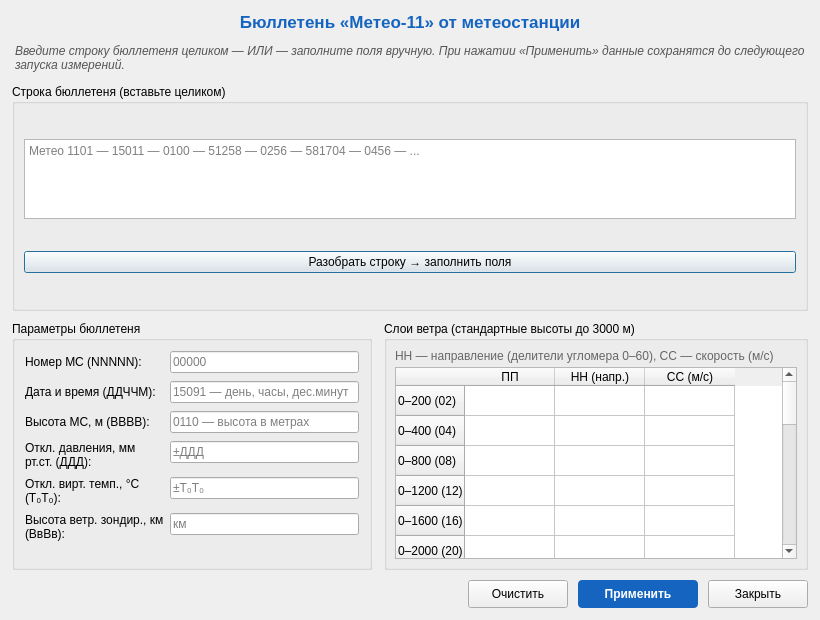
Pobryakushka/MMK, file Meteo11.ui: the form before one commit.
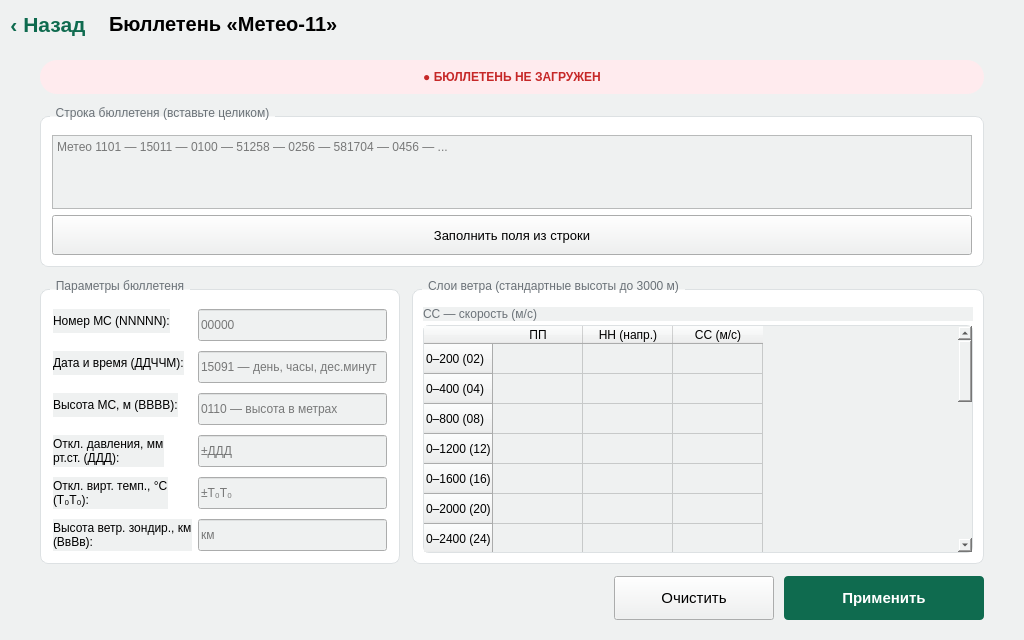
The form after the commit.

```diff
--- a/Meteo11.ui
+++ b/Meteo11.ui
@@ -1,68 +1,128 @@
 <?xml version="1.0" encoding="UTF-8"?>
 <ui version="4.0">
  <class>Meteo11</class>
- <widget class="QDialog" name="Meteo11">
+ <widget class="QWidget" name="Meteo11">
   <property name="geometry">
    <rect>
     <x>0</x>
     <y>0</y>
-    <width>820</width>
-    <height>620</height>
+    <width>1024</width>
+    <height>640</height>
    </rect>
   </property>
-  <property name="minimumSize">
-   <size>
-    <width>820</width>
-    <height>620</height>
-   </size>
+  <property name="sizePolicy">
+   <sizepolicy hsizetype="Expanding" vsizetype="Expanding">
+    <horstretch>0</horstretch>
+    <verstretch>0</verstretch>
+   </sizepolicy>
   </property>
   <property name="windowTitle">
    <string>Метео-11 — ввод бюллетеня от метеостанции</string>
   </property>
-  <layout class="QVBoxLayout" name="mainVLayout">
+  <property name="styleSheet">
+   <string notr="true">background-color: #EFF1F1;</string>
+  </property>
+  <layout class="QVBoxLayout" name="met11MainVLayout">
    <property name="spacing">
-    <number>10</number>
+    <number>0</number>
    </property>
    <property name="leftMargin">
-    <number>12</number>
+    <number>0</number>
    </property>
    <property name="topMargin">
-    <number>12</number>
+    <number>0</number>
    </property>
    <property name="rightMargin">
-    <number>12</number>
+    <number>0</number>
    </property>
    <property name="bottomMargin">
-    <number>12</number>
+    <number>0</number>
    </property>
+   <item>
+    <layout class="QHBoxLayout" name="met11HeaderLayout">
+     <item>
+      <widget class="QPushButton" name="btnMet11Back">
+       <property name="minimumSize">
+        <size>
+         <width>96</width>
+         <height>48</height>
+        </size>
+       </property>
+       <property name="styleSheet">
+        <string notr="true">QPushButton { font-size: 16pt; font-weight: bold; border: none; background: transparent; color: #0F6B4F; }
+QPushButton:pressed { color: #0B5A42; }</string>
+       </property>
+       <property name="text">
+        <string>‹ Назад</string>
+       </property>
+      </widget>
+     </item>
    <item>
     <widget class="QLabel" name="lblMeteo11Title">
      <property name="styleSheet">
-      <string notr="true">font-size: 13pt; font-weight: bold; color: #1565C0;</string>
+        <string notr="true">font-size: 15pt; font-weight: bold; padding-left: 8px; background: transparent;</string>
      </property>
      <property name="text">
-      <string>Бюллетень «Метео-11» от метеостанции</string>
+        <string>Бюллетень «Метео-11»</string>
+       </property>
+      </widget>
+     </item>
+     <item>
+      <spacer name="met11HeaderSpacer">
+       <property name="orientation">
+        <enum>Qt::Horizontal</enum>
+       </property>
+       <property name="sizeHint" stdset="0">
+        <size>
+         <width>40</width>
+         <height>20</height>
+        </size>
+       </property>
+      </spacer>
+     </item>
+    </layout>
+   </item>
+   <item>
+    <layout class="QVBoxLayout" name="met11ContentLayout">
+     <property name="spacing">
+      <number>12</number>
+     </property>
+     <property name="leftMargin">
+      <number>40</number>
+     </property>
+     <property name="topMargin">
+      <number>12</number>
+     </property>
+     <property name="rightMargin">
+      <number>40</number>
+     </property>
+     <property name="bottomMargin">
+      <number>20</number>
+     </property>
+     <item>
+      <widget class="QLabel" name="lblMet11StatusPill">
+       <property name="minimumSize">
+        <size>
+         <width>0</width>
+         <height>34</height>
+        </size>
+       </property>
+       <property name="styleSheet">
+        <string notr="true">padding: 6px 18px; border-radius: 17px; font-weight: bold; background-color: #FFEBEE; color: #C62828;</string>
+       </property>
+       <property name="text">
+        <string>● БЮЛЛЕТЕНЬ НЕ ЗАГРУЖЕН</string>
      </property>
      <property name="alignment">
       <set>Qt::AlignCenter</set>
      </property>
     </widget>
    </item>
-   <item>
-    <widget class="QLabel" name="lblHint">
-     <property name="styleSheet">
-      <string notr="true">color: #555; font-style: italic; padding: 2px 0;</string>
-     </property>
-     <property name="text">
-      <string>Введите строку бюллетеня целиком — ИЛИ — заполните поля вручную. При нажатии «Применить» данные сохранятся до следующего запуска измерений.</string>
-     </property>
-     <property name="wordWrap">
-      <bool>true</bool>
-     </property>
-    </widget>
-   </item>
    <item>
     <widget class="QGroupBox" name="grpRawString">
+       <property name="styleSheet">
+        <string notr="true">QGroupBox { border: 1px solid #DDE1E3; border-radius: 8px; margin-top: 10px; background-color: #FFFFFF; } QGroupBox::title { subcontrol-origin: margin; left: 10px; padding: 0 4px; color: #6B7278; }</string>
+       </property>
      <property name="title">
       <string>Строка бюллетеня (вставьте целиком)</string>
      </property>
@@ -91,11 +151,20 @@
       </item>
       <item>
        <widget class="QPushButton" name="btnMet11Parse">
+          <property name="minimumSize">
+           <size>
+            <width>0</width>
+            <height>40</height>
+           </size>
+          </property>
+          <property name="styleSheet">
+           <string notr="true">font-size: 10pt;</string>
+          </property>
         <property name="toolTip">
          <string>Разобрать введённую строку и автоматически заполнить поля ниже</string>
         </property>
         <property name="text">
-         <string>Разобрать строку → заполнить поля</string>
+           <string>Заполнить поля из строки</string>
         </property>
        </widget>
       </item>
@@ -121,12 +190,15 @@
          <height>16777215</height>
         </size>
        </property>
+         <property name="styleSheet">
+          <string notr="true">QGroupBox { border: 1px solid #DDE1E3; border-radius: 8px; margin-top: 10px; background-color: #FFFFFF; } QGroupBox::title { subcontrol-origin: margin; left: 10px; padding: 0 4px; color: #6B7278; }</string>
+         </property>
        <property name="title">
         <string>Параметры бюллетеня</string>
        </property>
        <layout class="QFormLayout" name="formHeader">
         <property name="verticalSpacing">
-         <number>8</number>
+           <number>10</number>
         </property>
         <property name="leftMargin">
          <number>10</number>
@@ -149,6 +221,12 @@
         </item>
         <item row="0" column="1">
          <widget class="QLineEdit" name="lineEdit_Met11StationNum">
+            <property name="minimumSize">
+             <size>
+              <width>0</width>
+              <height>32</height>
+             </size>
+            </property>
           <property name="maxLength">
            <number>5</number>
           </property>
@@ -169,6 +247,12 @@
         </item>
         <item row="1" column="1">
          <widget class="QLineEdit" name="lineEdit_Met11DateTime">
+            <property name="minimumSize">
+             <size>
+              <width>0</width>
+              <height>32</height>
+             </size>
+            </property>
           <property name="maxLength">
            <number>5</number>
           </property>
@@ -186,6 +270,12 @@
         </item>
         <item row="2" column="1">
          <widget class="QLineEdit" name="lineEdit_Met11StationHeight">
+            <property name="minimumSize">
+             <size>
+              <width>0</width>
+              <height>32</height>
+             </size>
+            </property>
           <property name="placeholderText">
            <string>0110 — высота в метрах</string>
           </property>
@@ -203,6 +293,12 @@
         </item>
         <item row="3" column="1">
          <widget class="QLineEdit" name="lineEdit_Met11GroundPresDev">
+            <property name="minimumSize">
+             <size>
+              <width>0</width>
+              <height>32</height>
+             </size>
+            </property>
           <property name="placeholderText">
            <string>±ДДД</string>
           </property>
@@ -220,6 +316,12 @@
         </item>
         <item row="4" column="1">
          <widget class="QLineEdit" name="lineEdit_Met11GroundVertTempDev">
+            <property name="minimumSize">
+             <size>
+              <width>0</width>
+              <height>32</height>
+             </size>
+            </property>
           <property name="placeholderText">
            <string>±T₀T₀</string>
           </property>
@@ -237,6 +339,12 @@
         </item>
         <item row="5" column="1">
          <widget class="QLineEdit" name="lineEdit_Met11AchievedSensHeight">
+            <property name="minimumSize">
+             <size>
+              <width>0</width>
+              <height>32</height>
+             </size>
+            </property>
           <property name="placeholderText">
            <string>км</string>
           </property>
@@ -247,6 +355,9 @@
      </item>
      <item>
       <widget class="QGroupBox" name="grpLayers">
+         <property name="styleSheet">
+          <string notr="true">QGroupBox { border: 1px solid #DDE1E3; border-radius: 8px; margin-top: 10px; background-color: #FFFFFF; } QGroupBox::title { subcontrol-origin: margin; left: 10px; padding: 0 4px; color: #6B7278; }</string>
+         </property>
        <property name="title">
         <string>Слои ветра (стандартные высоты до 3000 м)</string>
        </property>
@@ -269,10 +380,10 @@
         <item>
          <widget class="QLabel" name="lblTableHint">
           <property name="styleSheet">
-           <string notr="true">color: #666; font-size: 9pt;</string>
+             <string notr="true">color: #6B7278; font-size: 9pt;</string>
           </property>
           <property name="text">
-           <string>НН — направление (делители угломера 0–60), СС — скорость (м/с)</string>
+             <string>СС — скорость (м/с)</string>
           </property>
           <property name="wordWrap">
            <bool>true</bool>
@@ -281,6 +392,9 @@
         </item>
         <item>
          <widget class="QTableWidget" name="tableWidget_meteo11">
+            <property name="styleSheet">
+             <string notr="true">QTableWidget { border: 1px solid #DDE1E3; border-radius: 6px; }</string>
+            </property>
           <attribute name="horizontalHeaderDefaultSectionSize">
            <number>90</number>
           </attribute>
@@ -415,7 +529,7 @@
      <item>
       <widget class="QLabel" name="lblStatus">
        <property name="styleSheet">
-        <string notr="true">color: #2E7D32; font-weight: bold;</string>
+          <string notr="true">color: #0F6B4F; font-weight: bold;</string>
        </property>
        <property name="text">
         <string/>
@@ -439,10 +553,13 @@
       <widget class="QPushButton" name="btnMet11Clear">
        <property name="minimumSize">
         <size>
-         <width>100</width>
-         <height>28</height>
-        </size>
-       </property>
+           <width>160</width>
+           <height>44</height>
+          </size>
+         </property>
+         <property name="styleSheet">
+          <string notr="true">font-size: 11pt;</string>
+         </property>
        <property name="text">
         <string>Очистить</string>
        </property>
@@ -452,30 +569,19 @@
       <widget class="QPushButton" name="btnMet11Apply">
        <property name="minimumSize">
         <size>
-         <width>120</width>
-         <height>28</height>
+           <width>200</width>
+           <height>44</height>
         </size>
        </property>
        <property name="styleSheet">
-        <string notr="true">QPushButton { background-color: #1565C0; color: white; font-weight: bold; border-radius: 4px; padding: 4px 12px; } QPushButton:hover { background-color: #1976D2; } QPushButton:pressed { background-color: #0D47A1; }</string>
+          <string notr="true">QPushButton { background-color: #0F6B4F; color: white; font-size: 11pt; font-weight: bold; border-radius: 4px; padding: 4px 12px; } QPushButton:hover { background-color: #128058; } QPushButton:pressed { background-color: #0B5A42; }</string>
        </property>
        <property name="text">
         <string>Применить</string>
        </property>
       </widget>
      </item>
-     <item>
-      <widget class="QPushButton" name="btnMet11Close">
-       <property name="minimumSize">
-        <size>
-         <width>100</width>
-         <height>28</height>
-        </size>
-       </property>
-       <property name="text">
-        <string>Закрыть</string>
-       </property>
-      </widget>
+      </layout>
      </item>
     </layout>
    </item>
```
Lines whose indentation alone changed are shown as unchanged.
